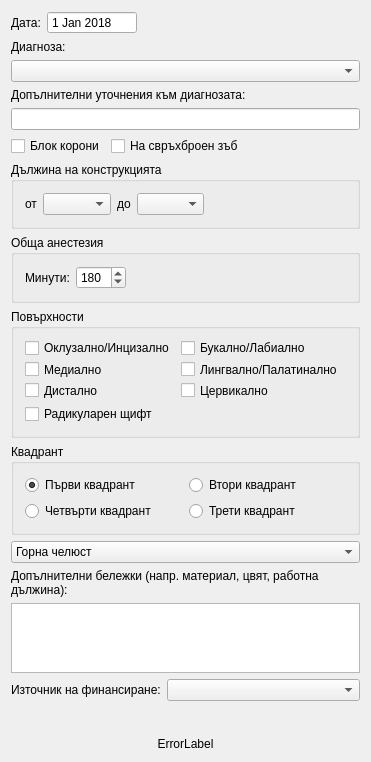
Qt form src/View/SubWidgets/ProcedureInput.ui (thefinalcutbg/DinoDent) before a commit.
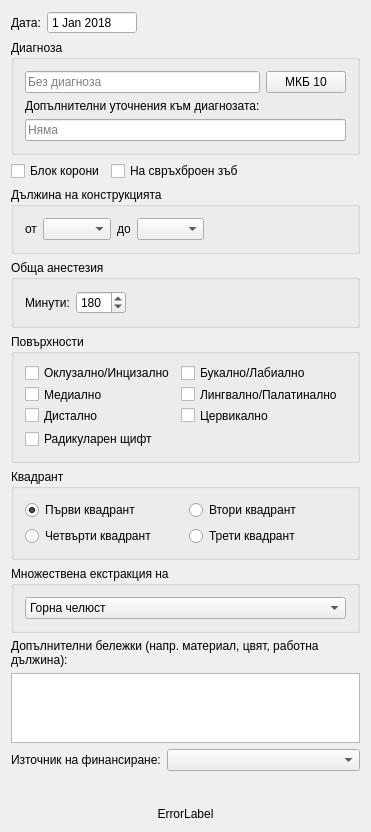
The same form after that commit. Custom widgets are drawn as their Qt base class.

Commit message: icd diagnosis added in procedure input

```diff
--- a/src/View/SubWidgets/ProcedureInput.ui
+++ b/src/View/SubWidgets/ProcedureInput.ui
@@ -7,7 +7,7 @@
     <x>0</x>
     <y>0</y>
     <width>371</width>
-    <height>752</height>
+    <height>784</height>
    </rect>
   </property>
   <property name="sizePolicy">
@@ -86,14 +86,40 @@
     </layout>
    </item>
    <item>
-    <widget class="QLabel" name="label_2">
+    <widget class="QGroupBox" name="groupBox">
+     <property name="minimumSize">
+      <size>
+       <width>0</width>
+       <height>0</height>
+      </size>
+     </property>
+     <property name="title">
+      <string>Диагноза</string>
+     </property>
+     <layout class="QVBoxLayout" name="verticalLayout_6">
+      <item>
+       <layout class="QHBoxLayout" name="horizontalLayout_8">
+        <property name="bottomMargin">
+         <number>0</number>
+        </property>
+        <item>
+         <widget class="AutoCompleteLineEdit" name="icdEdit">
      <property name="text">
-      <string>Диагноза:</string>
-     </property>
+           <string/>
+          </property>
+          <property name="placeholderText">
+           <string>Без диагноза</string>
+          </property>
     </widget>
    </item>
    <item>
-    <widget class="ComboBox" name="diagCombo"/>
+         <widget class="QPushButton" name="icdButton">
+          <property name="text">
+           <string>МКБ 10</string>
+          </property>
+         </widget>
+        </item>
+       </layout>
    </item>
    <item>
     <widget class="QLabel" name="addDiagLabel">
@@ -103,13 +129,16 @@
     </widget>
    </item>
    <item>
-    <widget class="LineEdit" name="diagEdit">
+       <widget class="AutoCompleteLineEdit" name="diagDescrEdit">
      <property name="maxLength">
       <number>1000</number>
      </property>
      <property name="placeholderText">
-      <string/>
-     </property>
+         <string>Няма</string>
+        </property>
+       </widget>
+      </item>
+     </layout>
     </widget>
    </item>
    <item>
@@ -270,6 +299,12 @@
    </item>
    <item>
     <widget class="QGroupBox" name="surfaceGroup">
+     <property name="sizePolicy">
+      <sizepolicy hsizetype="Preferred" vsizetype="Preferred">
+       <horstretch>0</horstretch>
+       <verstretch>0</verstretch>
+      </sizepolicy>
+     </property>
      <property name="title">
       <string>Повърхности</string>
      </property>
@@ -406,7 +441,13 @@
     </widget>
    </item>
    <item>
-    <widget class="QComboBox" name="jawCombo">
+    <widget class="QGroupBox" name="jawGroup">
+     <property name="title">
+      <string>Множествена екстракция на</string>
+     </property>
+     <layout class="QHBoxLayout" name="horizontalLayout_9">
+      <item>
+       <widget class="QComboBox" name="jawComboBox">
      <item>
       <property name="text">
        <string>Горна челюст</string>
@@ -424,6 +465,9 @@
      </item>
     </widget>
    </item>
+     </layout>
+    </widget>
+   </item>
    <item>
     <widget class="QLabel" name="notesLabel">
      <property name="sizePolicy">
@@ -537,21 +581,16 @@
    <extends>QDateEdit</extends>
    <header>View/uiComponents/DateEdit.h</header>
   </customwidget>
-  <customwidget>
-   <class>LineEdit</class>
-   <extends>QLineEdit</extends>
-   <header>View/uiComponents/LineEdit.h</header>
-  </customwidget>
-  <customwidget>
-   <class>ComboBox</class>
-   <extends>QComboBox</extends>
-   <header>View/uiComponents/ComboBox.h</header>
-  </customwidget>
   <customwidget>
    <class>TextEdit</class>
    <extends>QPlainTextEdit</extends>
    <header>View/uiComponents/TextEdit.h</header>
   </customwidget>
+  <customwidget>
+   <class>AutoCompleteLineEdit</class>
+   <extends>QLineEdit</extends>
+   <header>View/uiComponents/AutoCompleteLineEdit.h</header>
+  </customwidget>
  </customwidgets>
  <resources/>
  <connections/>
```
Lines whose indentation alone changed are shown as unchanged. The commit also changes 27 other files.
